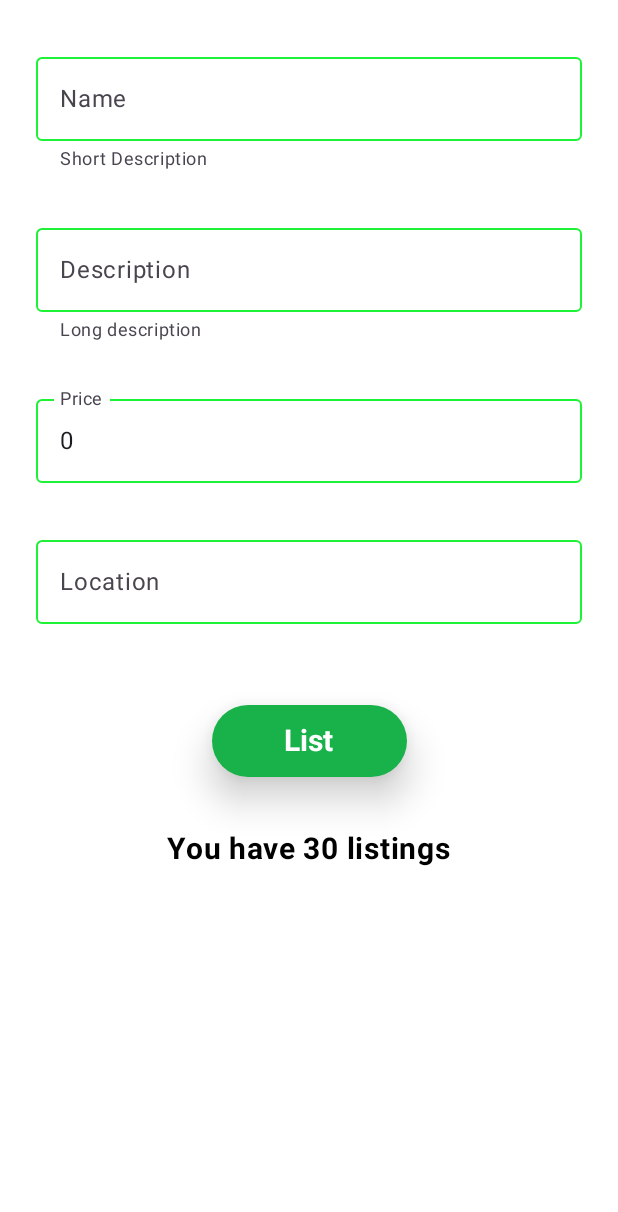
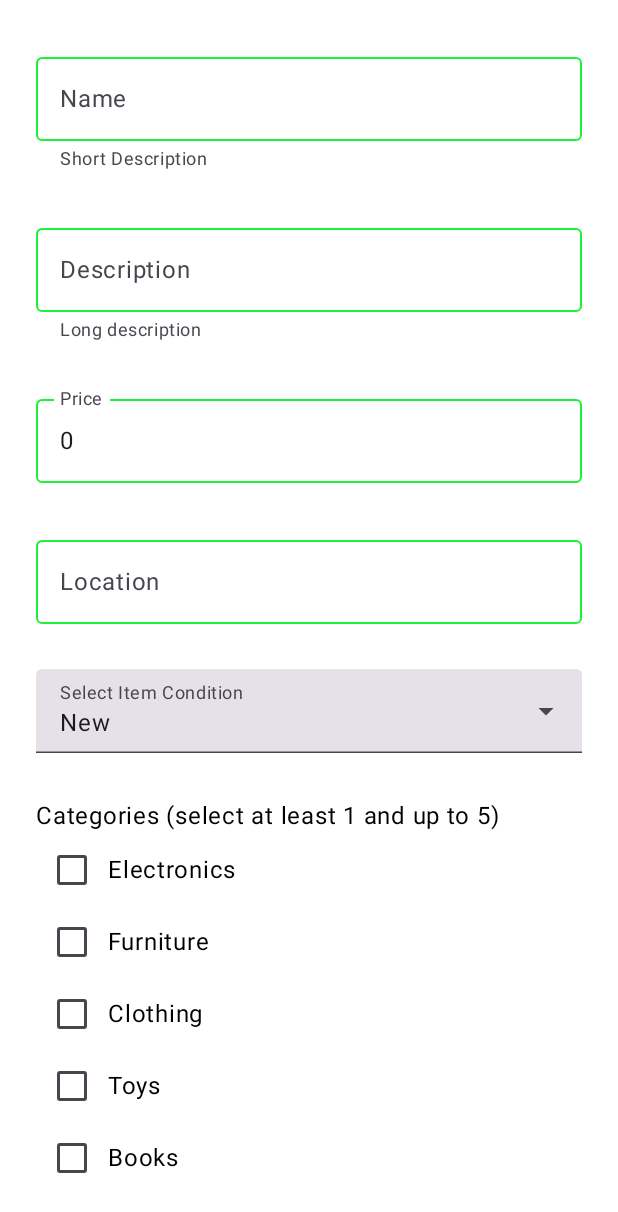
Before and after one commit to Ursula100/Getit, an Android app built with Jetpack Compose: the @Preview function ListScreenPreview, on a phone screen of 412 x 824 dp. Shown: the top 1212 px of the screen. Run offline under Robolectric (Android 15) with nearby library versions, the phone set to English and light mode, and no system bars; our stand-ins replace Room's generated code, Timber.

Commit message:
Add more more fields to list item screen

```diff
--- a/app/src/main/java/ie/setu/getit/MainActivity.kt
+++ b/app/src/main/java/ie/setu/getit/MainActivity.kt
@@ -21,7 +21,7 @@ import ie.setu.getit.ui.component.general.ScreenOptions
 import ie.setu.getit.ui.component.navigation.AppNavDrawer
 import ie.setu.getit.ui.screens.about.AboutScreen
 import ie.setu.getit.ui.screens.home.HomeScreen
-import ie.setu.getit.ui.screens.list_item.ListItemScreen
+import ie.setu.getit.ui.screens.list_item.ListScreen
 import ie.setu.getit.ui.screens.listings.ListingScreen
 import ie.setu.getit.ui.theme.GetitTheme
 import kotlinx.coroutines.launch
@@ -96,7 +96,7 @@ fun GetitApp(modifier: Modifier = Modifier) {
                 when (selectedScreenOption) {
                     ScreenOptions.Home -> HomeScreen(modifier, paddingValues)
                     ScreenOptions.Listings -> ListingScreen(modifier, listings, paddingValues)
-                    ScreenOptions.ListItem -> ListItemScreen(modifier, listings, paddingValues)
+                    ScreenOptions.ListItem -> ListScreen(modifier, listings, paddingValues)
                     ScreenOptions.About -> AboutScreen(modifier)
                     else -> {}
                 }
--- a/app/src/main/java/ie/setu/getit/data/ListingEnums.kt
+++ b/app/src/main/java/ie/setu/getit/data/ListingEnums.kt
@@ -5,5 +5,5 @@ enum class ItemCondition {
 }
 
 enum class Category {
-    ELECTRONICS, FURNITURE, CLOTHING, TOYS, BOOKS, SPORTS, VEHICLES, HOME, ANTIQUE, OTHER
+    ELECTRONICS, FURNITURE, CLOTHING, TOYS, BOOKS, SPORTS, VEHICLES, HOME, OFFICE, ANTIQUE, OTHER
 }
--- a/app/src/main/java/ie/setu/getit/ui/component/general/Center.kt
+++ b/app/src/main/java/ie/setu/getit/ui/component/general/Center.kt
@@ -1,9 +1,11 @@
 package ie.setu.getit.ui.component.general
 
 import androidx.compose.foundation.layout.Box
+import androidx.compose.foundation.layout.padding
 import androidx.compose.runtime.Composable
 import androidx.compose.ui.Alignment
 import androidx.compose.ui.Modifier
+import androidx.compose.ui.unit.dp
 
 @Composable
 fun Centre(
--- a/app/src/main/java/ie/setu/getit/ui/component/listItem/ListButton.kt
+++ b/app/src/main/java/ie/setu/getit/ui/component/listItem/ListButton.kt
@@ -1,8 +1,8 @@
 package ie.setu.getit.ui.component.listItem
 
 import androidx.compose.foundation.layout.Spacer
+import androidx.compose.foundation.layout.fillMaxWidth
 import androidx.compose.foundation.layout.height
-import androidx.compose.foundation.layout.padding
 import androidx.compose.material3.Button
 import androidx.compose.material3.ButtonDefaults
 import androidx.compose.material3.Text
@@ -11,6 +11,7 @@ import androidx.compose.ui.Modifier
 import androidx.compose.ui.graphics.Color
 import androidx.compose.ui.res.stringResource
 import androidx.compose.ui.text.font.FontWeight
+import androidx.compose.ui.text.style.TextAlign
 import androidx.compose.ui.tooling.preview.Preview
 import androidx.compose.ui.unit.dp
 import androidx.compose.ui.unit.sp
@@ -32,23 +33,26 @@ fun ListButton(
         enabled = enabled,
         elevation = ButtonDefaults.buttonElevation(16.dp)
     ) {
-        /*Icon(Icons.Default.Add, contentDescription = "List")
-        Spacer(modifier.width(width = 4.dp))*/
         Text(
-            modifier = modifier.padding(horizontal = 24.dp, vertical = 4.dp),
+            modifier = Modifier
+                .fillMaxWidth(),  // Make sure the Text takes up the full width of the Button
             text = stringResource(R.string.listButton),
             fontWeight = FontWeight.Bold,
             fontSize = 20.sp,
-            color = Color.White
+            color = Color.White,
+            textAlign = TextAlign.Center  // Ensure the text is centered
         )
     }
-    Spacer(modifier.height(height = 36.dp))
+    Spacer(modifier.height(height = 16.dp))
     Text(
-        modifier = modifier,
+        modifier = Modifier
+            .fillMaxWidth(),  // Make sure the Text takes up the full width of the Button
         fontWeight = FontWeight.Bold,
         fontSize = 20.sp,
+        textAlign = TextAlign.Center,
         text = "You have $totalListed listings"
     )
+
 }
 
 @Preview(showBackground = true)
--- a/app/src/main/java/ie/setu/getit/ui/component/navigation/AppNavDrawer.kt
+++ b/app/src/main/java/ie/setu/getit/ui/component/navigation/AppNavDrawer.kt
@@ -42,6 +42,10 @@ fun AppNavDrawer(
         }
         DrawerItem("Listings", Icons.AutoMirrored.Filled.List, selectedScreen == ScreenOptions.Listings) {
             onScreenSelected(ScreenOptions.Listings)
+            closeDrawer()
+        }
+        DrawerItem("List Item", Icons.Default.Info, selectedScreen == ScreenOptions.ListItem) {
+            onScreenSelected(ScreenOptions.About)
             closeDrawer()
         }
         DrawerItem("About GetIt", Icons.Default.Info, selectedScreen == ScreenOptions.About) {
--- a/app/src/main/java/ie/setu/getit/ui/screens/list_item/ListItemScreen.kt
+++ /dev/null
@@ -1,171 +0,0 @@
-package ie.setu.getit.ui.screens.list_item
-
-import android.widget.Toast
-import androidx.compose.foundation.layout.Arrangement
-import androidx.compose.foundation.layout.Column
-import androidx.compose.foundation.layout.PaddingValues
-import androidx.compose.foundation.layout.Spacer
-import androidx.compose.foundation.layout.height
-import androidx.compose.foundation.layout.padding
-import androidx.compose.runtime.Composable
-import androidx.compose.runtime.getValue
-import androidx.compose.runtime.mutableIntStateOf
-import androidx.compose.runtime.mutableStateOf
-import androidx.compose.runtime.remember
-import androidx.compose.runtime.setValue
-import androidx.compose.runtime.snapshots.SnapshotStateList
-import androidx.compose.runtime.toMutableStateList
-import androidx.compose.ui.Alignment
-import androidx.compose.ui.Modifier
-import androidx.compose.ui.platform.LocalContext
-import androidx.compose.ui.tooling.preview.Preview
-import androidx.compose.ui.unit.dp
-import ie.setu.getit.R
-import ie.setu.getit.data.ListingModel
-import ie.setu.getit.data.fakeListings
-import ie.setu.getit.ui.component.listItem.DescriptionInput
-import ie.setu.getit.ui.component.listItem.ListButton
-import ie.setu.getit.ui.component.listItem.LocationInput
-import ie.setu.getit.ui.component.listItem.TitleInput
-import ie.setu.getit.ui.component.listItem.PriceInput
-import ie.setu.getit.ui.theme.GetitTheme
-import timber.log.Timber
-
-@Composable
-fun ListItemScreen(
-    modifier: Modifier = Modifier,
-    listings: SnapshotStateList<ListingModel>,
-    paddingValues: PaddingValues
-) {
-
-    val context = LocalContext.current  // for the Toast
-
-    var totalListed = listings.size
-
-    var title by remember { mutableStateOf("") }
-    var description by remember { mutableStateOf("") }
-    var price by remember { mutableIntStateOf(0) }
-    var location by remember { mutableStateOf("") }
-
-    //Field check - ensure not empty (not yet taking into consideration non int values for price field and spaces)
-    var isNameError by remember { mutableStateOf(false) }
-    var isDescError by remember { mutableStateOf(false) }
-    var isPriceError by remember { mutableStateOf(false) }
-    var isLocationError by remember { mutableStateOf(false) }
-
-    //Button check - enabled state
-    val isButtonEnabled = !isNameError && !isDescError && !isPriceError && !isLocationError
-
-    // Handle input changes and error state updates
-    fun onTitleChange(newName: String) {
-        title = newName
-        isNameError = title.isBlank()
-    }
-
-    fun onDescriptionChange(newDescription: String) {
-        description = newDescription
-        isDescError = description.isBlank()
-    }
-
-    fun onPriceChange(newPrice: String) {
-        if (newPrice.isBlank()) {
-            price = 0
-            isPriceError = true // Error if the field is cleared.
-        } else {
-            // Try converting to an integer. If the input is invalid (i.e., cannot be converted to an integer),
-            // set price to 0 using the Elvis operator (?:).
-            // `newPrice.toIntOrNull()` returns null for invalid input like "abc",
-            // so `price` will be set to 0 if the input is not a valid integer.
-            price = newPrice.toIntOrNull() ?: 0
-
-            // Check if the price is 0 (invalid input)
-            isPriceError = price == 0 //&& newPrice.isNotBlank(
-        }
-    }
-
-    fun onLocationChange(newLocation: String) {
-        location = newLocation
-        isLocationError = location.isBlank()
-    }
-
-    val onList: () -> Unit = {
-        isNameError = title.isBlank()
-        isDescError = description.isBlank()
-        isPriceError = price == 0
-        isLocationError = location.isBlank()
-
-        if (isNameError || isDescError || isPriceError || isLocationError) {
-            // Show feedback or an alert here
-            Toast.makeText(context, R.string.fill_all_fields,listings.size).show()
-
-
-        } else {
-            // Proceed with your action (e.g., adding the item)
-            val newItem = ListingModel(
-                title = title,
-                description = description,
-                price = price,
-                location = location
-            )
-            listings.add(newItem)
-            Timber.i("New Listing info : $newItem")
-            totalListed+=1
-            Timber.i("All Listings ${listings.toList()}")
-        }
-    }
-
-    Column {
-        Column(
-            modifier = modifier.padding(
-                top = paddingValues.calculateTopPadding() + 30.dp, // Extra space
-                start = 24.dp,
-                end = 24.dp
-            ),
-            verticalArrangement = Arrangement.spacedBy(30.dp),
-        ) {
-            TitleInput(
-                modifier = modifier,
-                title = title,
-                onNameChange = { onTitleChange(it) },
-                isError = isNameError
-            )
-            DescriptionInput(
-                modifier = modifier,
-                description = description,
-                onDescriptionChange = { onDescriptionChange(it)},
-                isError = isDescError
-            )
-            PriceInput(
-                modifier = modifier,
-                price = price.toString(),
-                onPriceChange = { onPriceChange(it)},
-                isError = isPriceError
-            )
-            LocationInput(
-                modifier = modifier,
-                location = location,
-                onLocationChange = { onLocationChange(it) },
-                isError = isLocationError
-            )
-            Spacer(modifier.height(height = 24.dp))
-        }
-        ListButton(
-            modifier = modifier.align(Alignment.CenterHorizontally),
-            enabled = isButtonEnabled,
-            onClick = onList,
-            totalListed = totalListed
-        )
-    }
-}
-
-@Preview(showBackground = true)
-@Composable
-fun ListScreenPreview() {
-    GetitTheme {
-        ListItemScreen(
-            modifier = Modifier,
-            listings = fakeListings.toMutableStateList(),
-            paddingValues = PaddingValues()
-        )
-    }
-}
--- /dev/null
+++ b/app/src/main/java/ie/setu/getit/ui/screens/list_item/ListScreen.kt
@@ -0,0 +1,254 @@
+package ie.setu.getit.ui.screens.list_item
+
+import android.widget.Toast
+import androidx.compose.foundation.layout.*
+import androidx.compose.foundation.layout.Arrangement
+import androidx.compose.foundation.lazy.LazyColumn
+import androidx.compose.material3.*
+import androidx.compose.runtime.*
+import androidx.compose.runtime.snapshots.SnapshotStateList
+import androidx.compose.ui.Alignment
+import androidx.compose.ui.Modifier
+import androidx.compose.ui.platform.LocalContext
+import androidx.compose.ui.tooling.preview.Preview
+import androidx.compose.ui.unit.dp
+import ie.setu.getit.R
+import ie.setu.getit.data.Category
+import ie.setu.getit.data.ItemCondition
+import ie.setu.getit.data.ListingModel
+import ie.setu.getit.data.fakeListings
+import ie.setu.getit.ui.component.listItem.DescriptionInput
+import ie.setu.getit.ui.component.listItem.ListButton
+import ie.setu.getit.ui.component.listItem.LocationInput
+import ie.setu.getit.ui.component.listItem.TitleInput
+import ie.setu.getit.ui.component.listItem.PriceInput
+import ie.setu.getit.ui.theme.GetitTheme
+import timber.log.Timber
+
+@OptIn(ExperimentalMaterial3Api::class)
+@Composable
+fun ListScreen(
+    modifier: Modifier = Modifier,
+    listings: SnapshotStateList<ListingModel>,
+    paddingValues: PaddingValues
+) {
+    val context = LocalContext.current  // for the Toast
+
+    var totalListed = listings.size
+
+    var title by remember { mutableStateOf("") }
+    var description by remember { mutableStateOf("") }
+    var price by remember { mutableIntStateOf(0) }
+    var location by remember { mutableStateOf("") }
+
+    // Dropdown state for condition
+    var selectedCondition by remember { mutableStateOf(ItemCondition.NEW) }
+    var isConditionDropdownExpanded by remember { mutableStateOf(false) }
+
+    // Checkbox state for categories
+    val selectedCategories = remember { mutableStateListOf<Category>() }
+
+    // Field check - ensure not empty
+    var isNameError by remember { mutableStateOf(false) }
+    var isDescError by remember { mutableStateOf(false) }
+    var isPriceError by remember { mutableStateOf(false) }
+    var isLocationError by remember { mutableStateOf(false) }
+
+    // Button check - enabled state
+    val isButtonEnabled = !isNameError && !isDescError && !isPriceError && !isLocationError
+
+    // Handle input changes and error state updates
+    fun onTitleChange(newName: String) {
+        title = newName
+        isNameError = title.isBlank()
+    }
+
+    fun onDescriptionChange(newDescription: String) {
+        description = newDescription
+        isDescError = description.isBlank()
+    }
+
+    fun onPriceChange(newPrice: String) {
+        if (newPrice.isBlank()) {
+            price = 0
+            isPriceError = true
+        } else {
+            price = newPrice.toIntOrNull() ?: 0
+            isPriceError = price == 0
+        }
+    }
+
+    fun onLocationChange(newLocation: String) {
+        location = newLocation
+        isLocationError = location.isBlank()
+    }
+
+    val onList: () -> Unit = {
+        isNameError = title.isBlank()
+        isDescError = description.isBlank()
+        isPriceError = price == 0
+        isLocationError = location.isBlank()
+
+        if (isNameError || isDescError || isPriceError || isLocationError) {
+            Toast.makeText(context, R.string.fill_all_fields, Toast.LENGTH_SHORT).show()
+        }
+        else if (selectedCategories.size <1 ) {
+            Toast.makeText(context, "You can select at least 1 category", Toast.LENGTH_SHORT).show()
+        }
+        else {
+            val newItem = ListingModel(
+                title = title,
+                description = description,
+                price = price,
+                location = location,
+                condition = selectedCondition,
+                categories = selectedCategories.toList()
+            )
+            listings.add(newItem)
+            Timber.i("New Listing info : $newItem")
+            totalListed += 1
+            Timber.i("All Listings ${listings.toList()}")
+        }
+    }
+
+    // make the screen scrollable
+    LazyColumn(
+        modifier = modifier
+            .padding(top = paddingValues.calculateTopPadding() + 30.dp, start = 24.dp, end = 24.dp, bottom = paddingValues.calculateBottomPadding() + 30.dp )
+            .fillMaxSize(), // Ensure the LazyColumn takes up the full available space
+        verticalArrangement = Arrangement.spacedBy(30.dp)
+    ) {
+        item {
+            TitleInput(
+                modifier = modifier,
+                title = title,
+                onNameChange = { onTitleChange(it) },
+                isError = isNameError
+            )
+        }
+
+        item {
+            DescriptionInput(
+                modifier = modifier,
+                description = description,
+                onDescriptionChange = { onDescriptionChange(it) },
+                isError = isDescError
+            )
+        }
+
+        item {
+            PriceInput(
+                modifier = modifier,
+                price = price.toString(),
+                onPriceChange = { onPriceChange(it) },
+                isError = isPriceError
+            )
+        }
+
+        item {
+            LocationInput(
+                modifier = modifier,
+                location = location,
+                onLocationChange = { onLocationChange(it) },
+                isError = isLocationError
+            )
+        }
+
+        item {
+            // Dropdown for ItemCondition
+            Column {
+                ExposedDropdownMenuBox(
+                    expanded = isConditionDropdownExpanded,
+                    onExpandedChange = { isConditionDropdownExpanded = !isConditionDropdownExpanded }
+                ) {
+                    TextField(
+                        readOnly = true,
+                        value = selectedCondition.name.replace("_", " ")
+                            .lowercase()
+                            .split(" ")
+                            .joinToString(" ") { it.replaceFirstChar { char -> char.uppercase() } }, //capitalise first character of each word
+                        onValueChange = {},
+                        label = { Text("Select Item Condition") },
+                        trailingIcon = {
+                            ExposedDropdownMenuDefaults.TrailingIcon(
+                                expanded = isConditionDropdownExpanded
+                            )
+                        },
+                        modifier = Modifier.menuAnchor().fillMaxWidth()
+                    )
+
+                    ExposedDropdownMenu(
+                        expanded = isConditionDropdownExpanded,
+                        onDismissRequest = { isConditionDropdownExpanded = false }
+                    ) {
+                        ItemCondition.entries.forEach { condition ->
+                            DropdownMenuItem(
+                                text = { Text(condition.name.replace("_", " ")
+                                    .lowercase()
+                                    .split(" ")
+                                    .joinToString(" ") { it.replaceFirstChar { char -> char.uppercase() } } //capitalise first character of each word
+                                    ) },
+                                onClick = {
+                                    selectedCondition = condition
+                                    isConditionDropdownExpanded = false
+                                }
+                            )
+                        }
+                    }
+                }
+            }
+        }
+
+        item {
+            // Category checkboxes (limit to 5)
+            Column (modifier = modifier.fillMaxWidth()) {
+                Text(text = "Categories (select at least 1 and up to 5)")
+                Category.entries.forEach { category ->
+                    val isChecked = category in selectedCategories
+                    Row(verticalAlignment = Alignment.CenterVertically){
+                        Checkbox(
+                            checked = isChecked,
+                            onCheckedChange = { checked ->
+                                if (checked) {
+                                    if (selectedCategories.size < 5) {
+                                        selectedCategories.add(category)
+                                    } else {
+                                        Toast.makeText(context, "You can only select up to 5 categories", Toast.LENGTH_SHORT).show()
+                                    }
+                                } else {
+                                    selectedCategories.remove(category)
+                                }
+                            }
+                        )
+                        Text(text = category.name.replace("_", " ")
+                            .lowercase()
+                            .split(" ")
+                            .joinToString(" ") { it.replaceFirstChar { char -> char.uppercase() }
+                            })
+                    }
+                }
+            }
+        }
+
+        item {
+            ListButton(
+                modifier = modifier.fillMaxWidth(),
+                enabled = isButtonEnabled,
+                onClick = onList,
+                totalListed = totalListed
+            )
+        }
+    }
+}
+
+@Preview(showBackground = true)
+@Composable
+fun ListScreenPreview() {
+    GetitTheme {
+        ListScreen(
+            modifier = Modifier,
+            listings = fakeListings.toMutableStateList(),
+            paddingValues = PaddingValues()
+        )
+    }
+}
```
Also changed, not shown: app/src/main/java/ie/setu/getit/data/room/Converters.kt (+18 -0 lines).
